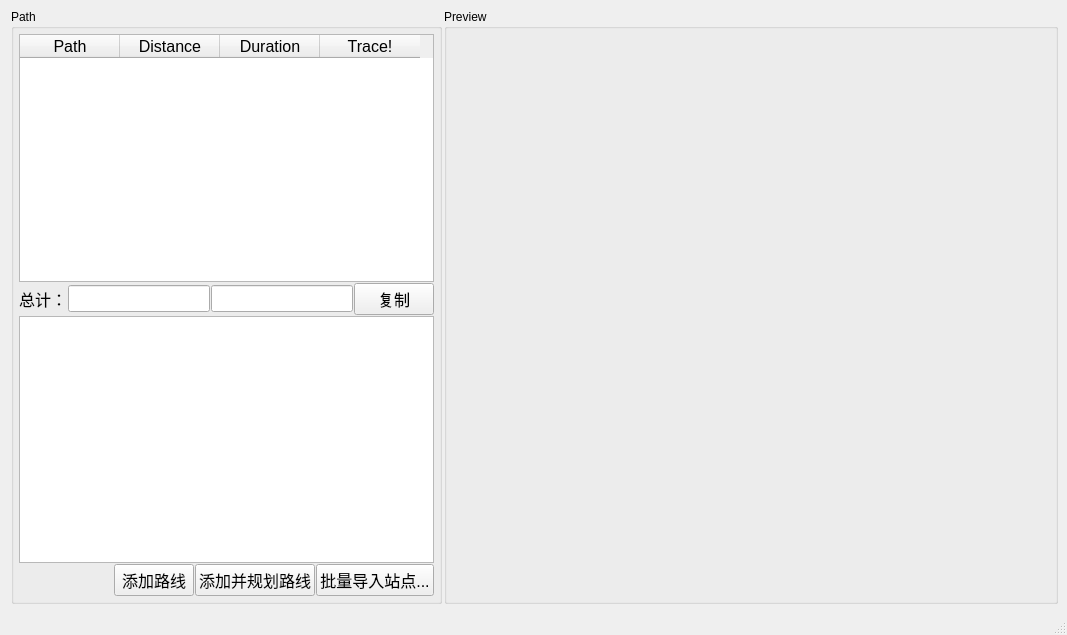
Above: mainwindow.ui from gl2summer/tracker before the change. Below: the same form after it.
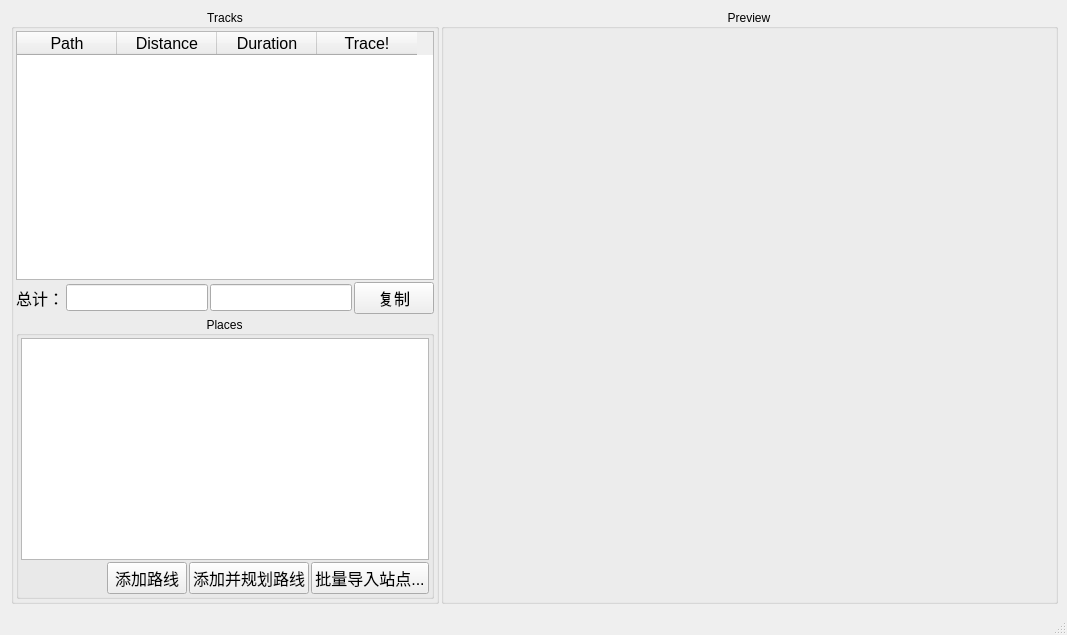
That is the form after the change.

What changed in the file:
```diff
--- a/mainwindow.ui
+++ b/mainwindow.ui
@@ -13,6 +13,9 @@
   <property name="windowTitle">
    <string>MainWindow</string>
   </property>
+  <property name="toolButtonStyle">
+   <enum>Qt::ToolButtonIconOnly</enum>
+  </property>
   <widget class="QWidget" name="centralwidget">
    <layout class="QHBoxLayout" name="horizontalLayout_4" stretch="0,0,2">
     <property name="spacing">
@@ -40,43 +43,48 @@
      </widget>
     </item>
     <item>
-     <widget class="QGroupBox" name="gbPath">
-      <property name="enabled">
-       <bool>true</bool>
+     <layout class="QVBoxLayout" name="verticalLayout_6">
+      <property name="spacing">
+       <number>2</number>
       </property>
-      <property name="sizePolicy">
-       <sizepolicy hsizetype="Preferred" vsizetype="Preferred">
-        <horstretch>0</horstretch>
-        <verstretch>0</verstretch>
-       </sizepolicy>
+      <property name="leftMargin">
+       <number>0</number>
       </property>
-      <property name="maximumSize">
-       <size>
-        <width>16777215</width>
-        <height>16777215</height>
-       </size>
+      <property name="topMargin">
+       <number>0</number>
       </property>
+      <property name="rightMargin">
+       <number>0</number>
+      </property>
+      <property name="bottomMargin">
+       <number>0</number>
+      </property>
+      <item>
+       <widget class="QGroupBox" name="gbTrack">
       <property name="title">
-       <string>Path</string>
+         <string>Tracks</string>
+        </property>
+        <property name="alignment">
+         <set>Qt::AlignCenter</set>
       </property>
       <property name="flat">
        <bool>false</bool>
       </property>
-      <layout class="QHBoxLayout" name="horizontalLayout_5">
+        <layout class="QVBoxLayout" name="verticalLayout_5">
        <property name="spacing">
-        <number>1</number>
+          <number>2</number>
        </property>
        <property name="leftMargin">
-        <number>5</number>
+          <number>2</number>
        </property>
        <property name="topMargin">
-        <number>5</number>
+          <number>2</number>
        </property>
        <property name="rightMargin">
-        <number>5</number>
+          <number>2</number>
        </property>
        <property name="bottomMargin">
-        <number>5</number>
+          <number>2</number>
        </property>
        <item>
         <layout class="QVBoxLayout" name="verticalLayout_3">
@@ -173,6 +181,35 @@
            </item>
           </layout>
          </item>
+          </layout>
+         </item>
+         <item>
+          <widget class="QGroupBox" name="gbTempPaths">
+           <property name="title">
+            <string>Places</string>
+           </property>
+           <property name="alignment">
+            <set>Qt::AlignCenter</set>
+           </property>
+           <property name="flat">
+            <bool>false</bool>
+           </property>
+           <layout class="QVBoxLayout" name="verticalLayout_4">
+            <property name="spacing">
+             <number>2</number>
+            </property>
+            <property name="leftMargin">
+             <number>2</number>
+            </property>
+            <property name="topMargin">
+             <number>2</number>
+            </property>
+            <property name="rightMargin">
+             <number>2</number>
+            </property>
+            <property name="bottomMargin">
+             <number>2</number>
+            </property>
          <item>
           <widget class="QTextEdit" name="teTempPaths">
            <property name="font">
@@ -236,9 +273,12 @@
           </layout>
          </item>
         </layout>
+          </widget>
        </item>
       </layout>
      </widget>
+      </item>
+     </layout>
     </item>
     <item>
      <widget class="QGroupBox" name="gbPreview">
@@ -251,6 +291,9 @@
       <property name="title">
        <string>Preview</string>
       </property>
+      <property name="alignment">
+       <set>Qt::AlignCenter</set>
+      </property>
       <layout class="QVBoxLayout" name="verticalLayout_2">
        <property name="leftMargin">
         <number>5</number>
```
Lines whose indentation alone changed are shown as unchanged.
